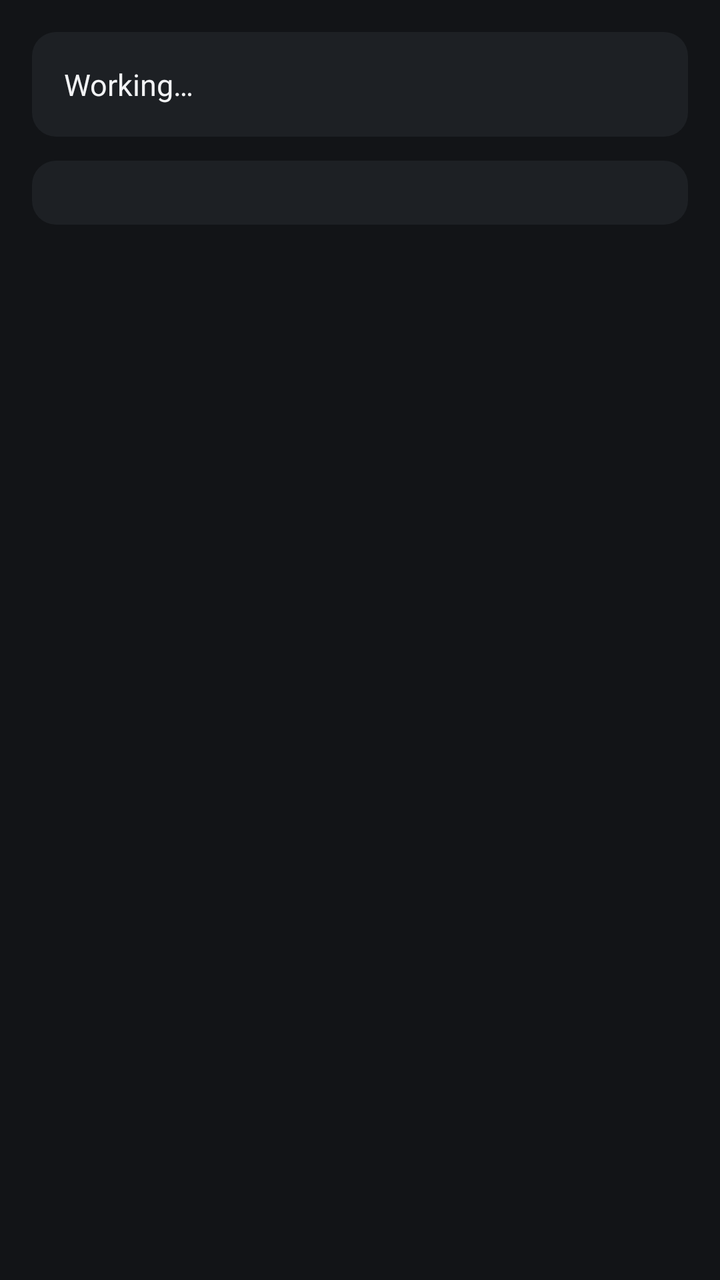
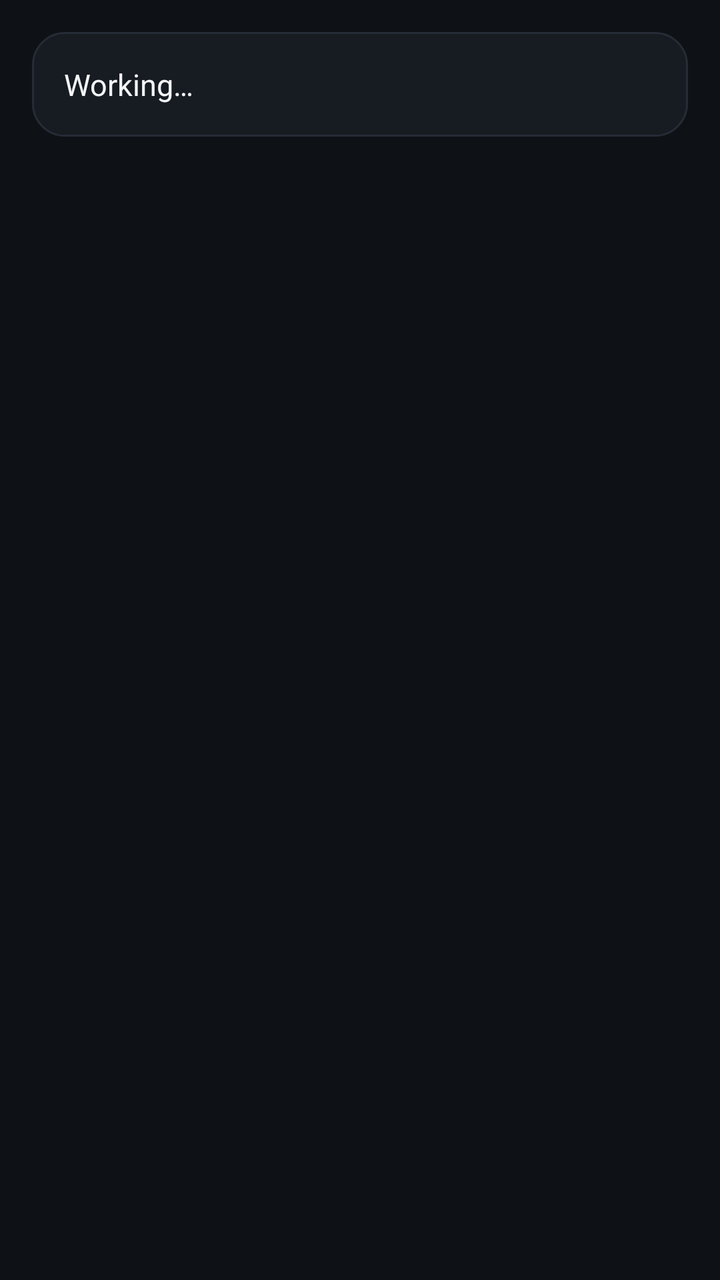

Compare the two renders of this Android layout. The source of the first and the diff that turns it into the second are given below.
<!-- AndroidManifest.xml: application theme Theme.MpsDiag -->
<!-- res/layout/activity_live.xml -->
<?xml version="1.0" encoding="utf-8"?>
<ScrollView xmlns:android="http://schemas.android.com/apk/res/android"
    android:layout_width="match_parent"
    android:layout_height="match_parent">

    <LinearLayout
        android:layout_width="match_parent"
        android:layout_height="wrap_content"
        android:orientation="vertical"
        android:padding="@dimen/screen_padding">

        <TextView
            android:id="@+id/statusText"
            style="@style/Card"
            android:layout_width="match_parent"
            android:layout_height="wrap_content"
            android:textAppearance="@style/Text.Body"
            android:text="@string/working" />

        <TextView
            android:id="@+id/noteText"
            style="@style/Card"
            android:layout_width="match_parent"
            android:layout_height="wrap_content"
            android:textAppearance="@style/Text.Secondary"
            android:visibility="gone" />

        <LinearLayout
            android:id="@+id/actionList"
            android:layout_width="match_parent"
            android:layout_height="wrap_content"
            android:orientation="vertical" />

        <LinearLayout
            android:id="@+id/paramList"
            style="@style/Card"
            android:layout_width="match_parent"
            android:layout_height="wrap_content"
            android:orientation="vertical" />
    </LinearLayout>
</ScrollView>
<!-- resources referenced by this layout -->
<resources>
  <string name="working">Working…</string>
  <style name="Theme.MpsDiag" parent="android:Theme.Material">
          <item name="android:colorPrimary">@color/brand_primary</item>
          <item name="android:colorPrimaryDark">@color/brand_primary_dark</item>
          <item name="android:colorAccent">@color/brand_accent</item>
          <item name="android:windowBackground">@color/bg_window</item>
          <item name="android:textColorPrimary">@color/text_primary</item>
          <item name="android:textColorSecondary">@color/text_secondary</item>
          <item name="android:statusBarColor">@color/brand_primary_dark</item>
      </style>
  <!-- drawable bg_card (drawable) -->
  <?xml version="1.0" encoding="utf-8"?>
  <shape xmlns:android="http://schemas.android.com/apk/res/android">
      <solid android:color="@color/bg_card" />
      <corners android:radius="@dimen/card_radius" />
  </shape>
  <dimen name="card_padding">16dp</dimen>
  <dimen name="gap">12dp</dimen>
  <color name="text_primary">#F2F3F5</color>
  <dimen name="text_body">15sp</dimen>
  <color name="text_secondary">#A6ABB3</color>
  <dimen name="text_small">13sp</dimen>
  <color name="brand_primary">#E4002B</color>
  <color name="brand_primary_dark">#A8001F</color>
  <color name="brand_accent">#FF5A5F</color>
  <color name="bg_window">#121417</color>
  <color name="bg_card">#1D2024</color>
  <dimen name="card_radius">12dp</dimen>
  <!-- unchanged entries left out for length: 4 -->
</resources>

<!-- the commit's change to res/layout/activity_live.xml (unified diff, before → after) -->
@@ -33,7 +33,6 @@
 
         <LinearLayout
             android:id="@+id/paramList"
-            style="@style/Card"
             android:layout_width="match_parent"
             android:layout_height="wrap_content"
             android:orientation="vertical" />
<!-- resource entries referenced after the edit -->
@@ -2,32 +2,79 @@
 <resources>
   <string name="working">Working…</string>
   <style name="Theme.MpsDiag" parent="android:Theme.Material">
-          <item name="android:colorPrimary">@color/brand_primary</item>
-          <item name="android:colorPrimaryDark">@color/brand_primary_dark</item>
-          <item name="android:colorAccent">@color/brand_accent</item>
+          <item name="android:colorPrimary">@color/bg_window</item>
+          <item name="android:colorPrimaryDark">@color/bg_window</item>
+          <item name="android:colorAccent">@color/brand_primary</item>
+          <item name="android:colorControlActivated">@color/brand_primary</item>
+          <item name="android:colorBackground">@color/bg_window</item>
           <item name="android:windowBackground">@color/bg_window</item>
+          <item name="android:statusBarColor">@color/bg_window</item>
+          <item name="android:navigationBarColor">@color/bg_window</item>
           <item name="android:textColorPrimary">@color/text_primary</item>
           <item name="android:textColorSecondary">@color/text_secondary</item>
-          <item name="android:statusBarColor">@color/brand_primary_dark</item>
+          <item name="android:actionBarStyle">@style/ActionBar</item>
+          <item name="android:buttonStyle">@style/Button.Secondary</item>
+          <item name="android:alertDialogTheme">@style/Dialog</item>
       </style>
   <!-- drawable bg_card (drawable) -->
   <?xml version="1.0" encoding="utf-8"?>
   <shape xmlns:android="http://schemas.android.com/apk/res/android">
       <solid android:color="@color/bg_card" />
+      <stroke android:width="1dp" android:color="@color/stroke" />
       <corners android:radius="@dimen/card_radius" />
   </shape>
   <dimen name="card_padding">16dp</dimen>
   <dimen name="gap">12dp</dimen>
-  <color name="text_primary">#F2F3F5</color>
+  <color name="text_primary">#F3F5F7</color>
   <dimen name="text_body">15sp</dimen>
-  <color name="text_secondary">#A6ABB3</color>
+  <color name="text_secondary">#9AA3AE</color>
   <dimen name="text_small">13sp</dimen>
-  <color name="brand_primary">#E4002B</color>
-  <color name="brand_primary_dark">#A8001F</color>
-  <color name="brand_accent">#FF5A5F</color>
-  <color name="bg_window">#121417</color>
-  <color name="bg_card">#1D2024</color>
-  <dimen name="card_radius">12dp</dimen>
+  <color name="brand_primary">#FF6B1A</color>
+  <style name="ActionBar" parent="android:Widget.Material.ActionBar.Solid">
+          <item name="android:background">@color/bg_window</item>
+          <item name="android:elevation">0dp</item>
+          <item name="android:titleTextStyle">@style/ActionBar.Title</item>
+      </style>
+  <style name="Button.Secondary" parent="android:Widget.Material.Button">
+          <item name="android:background">@drawable/bg_button_secondary</item>
+          <item name="android:textColor">@color/button_text_secondary</item>
+          <item name="android:fontFamily">sans-serif-medium</item>
+          <item name="android:textAllCaps">false</item>
+          <item name="android:textSize">@dimen/text_body</item>
+          <item name="android:minHeight">52dp</item>
+          <item name="android:paddingStart">20dp</item>
+          <item name="android:paddingEnd">20dp</item>
+          <item name="android:stateListAnimator">@null</item>
+          <item name="android:layout_marginTop">4dp</item>
+          <item name="android:layout_marginBottom">4dp</item>
+      </style>
+  <style name="Dialog" parent="android:Theme.Material.Dialog.Alert">
+          <item name="android:colorAccent">@color/brand_primary</item>
+          <item name="android:colorBackground">@color/bg_card_raised</item>
+          <item name="android:textColorPrimary">@color/text_primary</item>
+      </style>
+  <color name="bg_window">#0E1116</color>
+  <color name="bg_card">#171B22</color>
+  <color name="stroke">#262C36</color>
+  <dimen name="card_radius">16dp</dimen>
+  <style name="ActionBar.Title" parent="android:TextAppearance.Material.Widget.ActionBar.Title">
+          <item name="android:textColor">@color/text_primary</item>
+          <item name="android:fontFamily">sans-serif-medium</item>
+      </style>
+  <!-- drawable bg_button_secondary (drawable) -->
+  <?xml version="1.0" encoding="utf-8"?>
+  <ripple xmlns:android="http://schemas.android.com/apk/res/android" android:color="@color/ripple">
+      <item>
+          <shape>
+              <solid android:color="@color/bg_card_raised" />
+              <stroke android:width="1dp" android:color="@color/stroke" />
+              <corners android:radius="@dimen/button_radius" />
+          </shape>
+      </item>
+  </ripple>
+  <color name="bg_card_raised">#1F242D</color>
+  <color name="ripple">#33FFFFFF</color>
+  <dimen name="button_radius">12dp</dimen>
   <!-- unchanged entries left out for length: 4 -->
 </resources>
 
